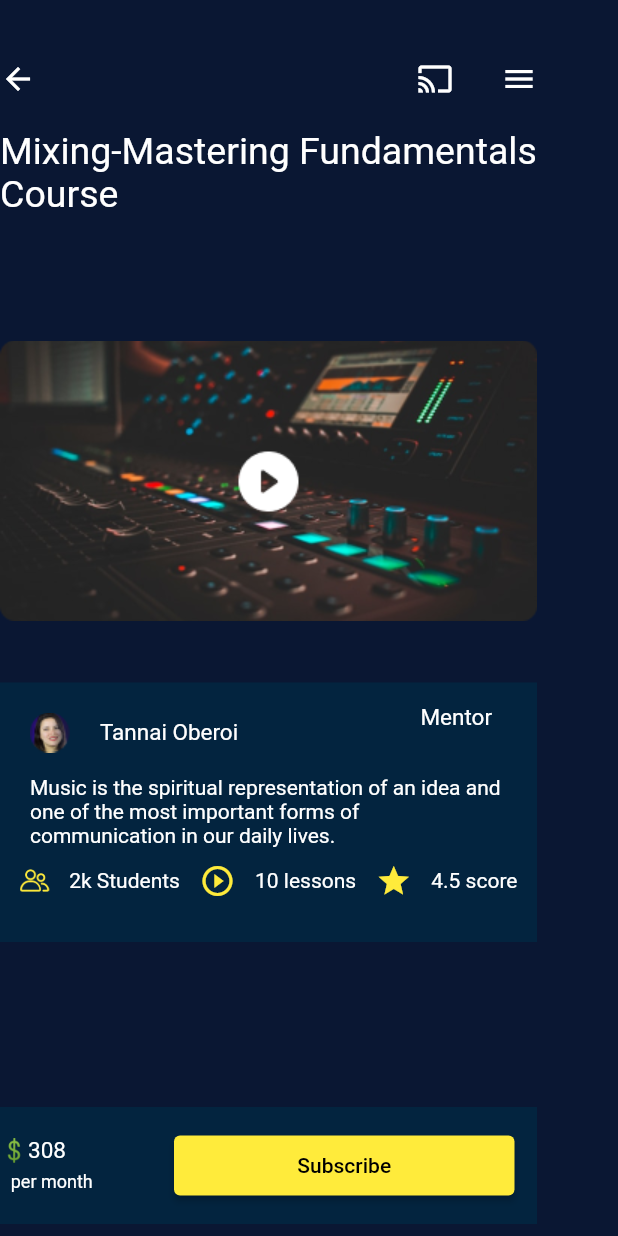
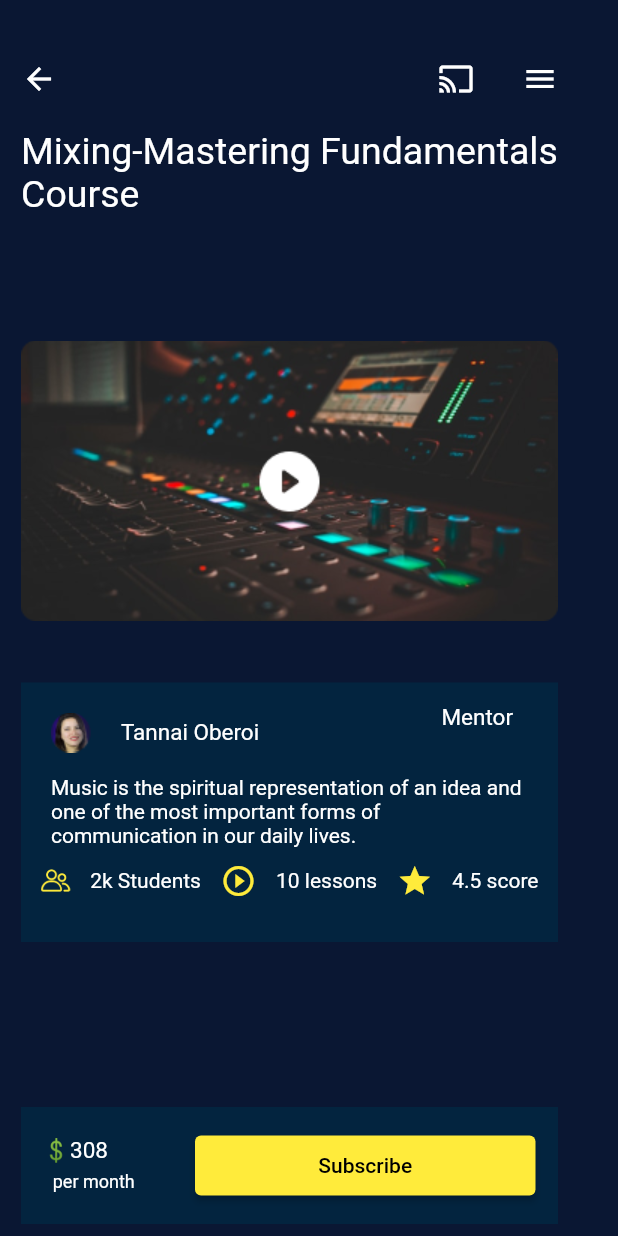
Before and after one commit to hetpatel4381/choira_assignment, a Flutter app: the CourseDetailPage screen opened directly, on a phone screen of 412 x 824 dp. Run offline on Flutter 3.47's test engine with Material 2 defaults, Android fonts, the phone set to English and light mode, and no system bars; our stand-ins replace flutter_svg.

Commit message:
isuue resolve

```diff
--- a/lib/screens/CourseDetailPage.dart
+++ b/lib/screens/CourseDetailPage.dart
@@ -17,7 +17,7 @@ class _CourseDetailPageState extends State<CourseDetailPage> {
           Container(
             height: 25,
             width: 358,
-            margin: const EdgeInsets.only(left: 0, top: 40),
+            margin: const EdgeInsets.only(left: 14, top: 40),
             child: Row(
               mainAxisAlignment: MainAxisAlignment.spaceBetween,
               children: [
@@ -57,7 +57,7 @@ class _CourseDetailPageState extends State<CourseDetailPage> {
           Container(
               width: 358,
               height: 56,
-              margin: const EdgeInsets.only(left: 0),
+              margin: const EdgeInsets.only(left: 14),
               child: const Text(
                 "Mixing-Mastering Fundamentals Course",
                 style: TextStyle(color: Colors.white, fontSize: 25),
@@ -68,7 +68,7 @@ class _CourseDetailPageState extends State<CourseDetailPage> {
           Container(
             height: 43,
             width: 358,
-            margin: const EdgeInsets.only(left: 0),
+            margin: const EdgeInsets.only(left: 14),
           ),
           const SizedBox(
             height: 21,
@@ -76,7 +76,7 @@ class _CourseDetailPageState extends State<CourseDetailPage> {
           Container(
             width: 358,
             height: 187,
-            margin: const EdgeInsets.only(left: 0),
+            margin: const EdgeInsets.only(left: 14),
             child: Image.asset("assets/Group21.png"),
           ),
           const SizedBox(
@@ -85,7 +85,7 @@ class _CourseDetailPageState extends State<CourseDetailPage> {
           Container(
             width: 358,
             height: 173,
-            margin: const EdgeInsets.only(left: 0, top: 20),
+            margin: const EdgeInsets.only(left: 14, top: 20),
             color: const Color.fromARGB(255, 3, 36, 63),
             child: Column(
               children: [
@@ -173,12 +173,12 @@ class _CourseDetailPageState extends State<CourseDetailPage> {
             color: const Color.fromARGB(255, 3, 36, 63),
             width: 358,
             height: 78,
-            margin: EdgeInsets.only(left: 0),
+            margin: EdgeInsets.only(left: 14),
             child: Row(
               mainAxisAlignment: MainAxisAlignment.spaceBetween,
               children: [
                 const Padding(
-                  padding: EdgeInsets.only(left: 0, top: 20),
+                  padding: EdgeInsets.only(left: 14, top: 20),
                   child: Column(
                     children: [
                       Padding(
```
